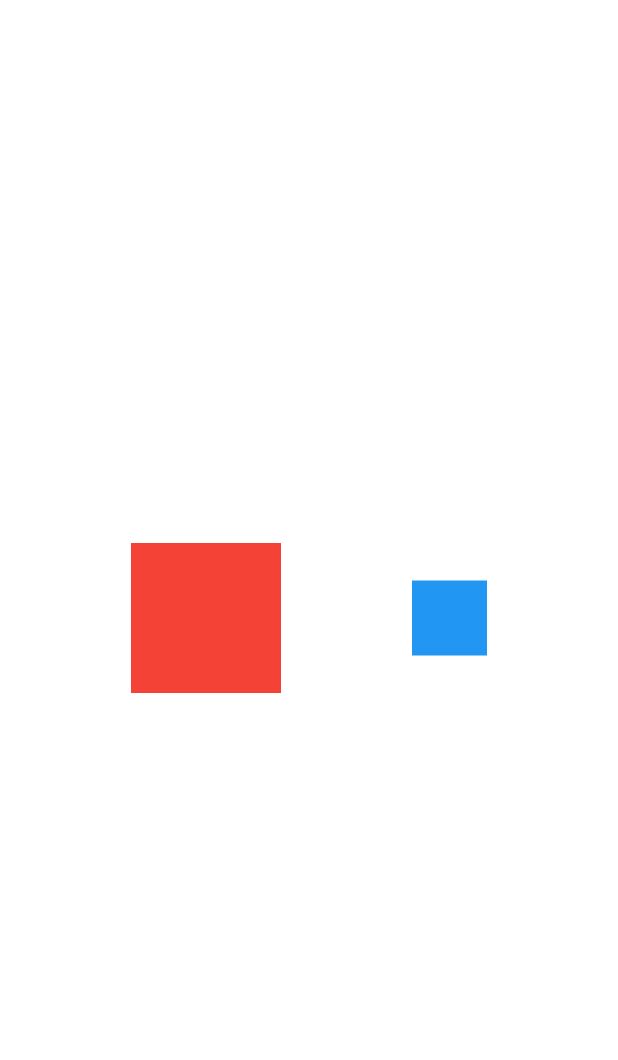
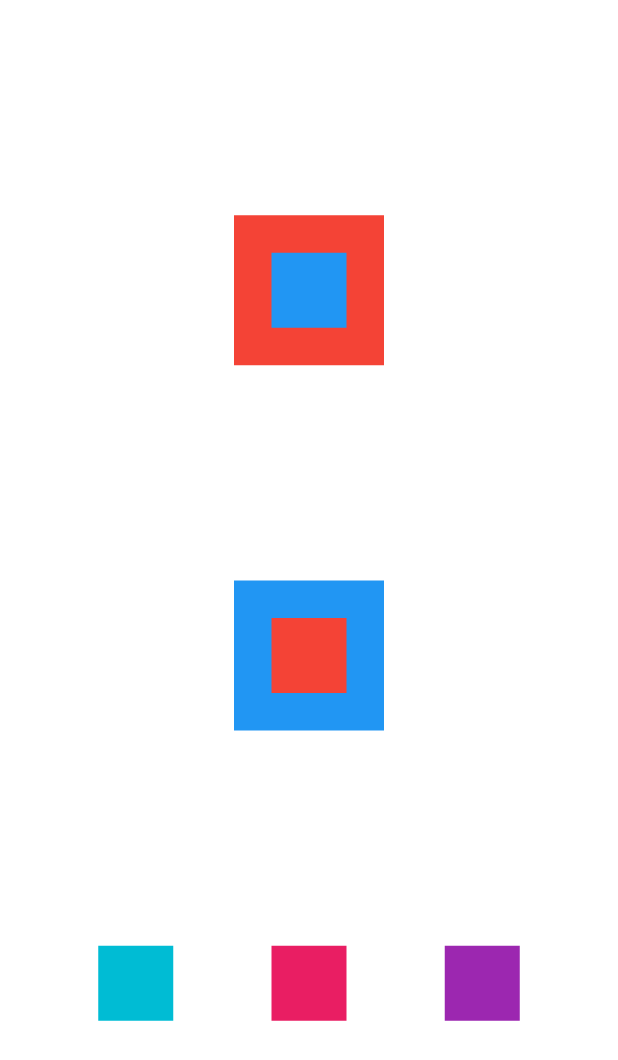
Before and after one commit to jmarciosilva/agendadorTarefas, a Flutter app: the screen it shows after launch, on a phone screen of 412 x 824 dp. Shown: the top 1060 px of the screen. Run offline on Flutter 3.47's test engine with Material 3 defaults, Android fonts, the phone set to English and light mode, and no system bars.

Commit message:
Utilizando Column, Stack, Row e Container - Aprendendo Alinhamento

```diff
--- a/lib/main.dart
+++ b/lib/main.dart
@@ -16,17 +16,60 @@ class MyApp extends StatelessWidget {
         colorScheme: ColorScheme.fromSeed(seedColor: Colors.deepPurple),
         useMaterial3: true,
       ),
-      home: Row(
+      home: Column(
         mainAxisAlignment: MainAxisAlignment.spaceEvenly,
         crossAxisAlignment: CrossAxisAlignment.center,
         children: [
-          Container(
-            color: Colors.red, width: 100, height: 100,
+          Stack(
+            alignment: AlignmentDirectional.center,
+            children: [
+              Container(
+                color: Colors.red,
+                width: 100,
+                height: 100,
+              ),
+              Container(
+                color: Colors.blue,
+                width: 50,
+                height: 50,
+              ),
+            ],
           ),
-          Container(
-            color: Colors.blue,
-            width: 50,
-            height: 50,
+          Stack(
+            alignment: AlignmentDirectional.center,
+            children: [
+              Container(
+                color: Colors.blue,
+                width: 100,
+                height: 100,
+              ),
+              Container(
+                color: Colors.red,
+                width: 50,
+                height: 50,
+              ),
+            ],
+          ),
+          Row(
+            mainAxisAlignment: MainAxisAlignment.spaceEvenly,
+            crossAxisAlignment: CrossAxisAlignment.center,
+            children: [
+              Container(
+                color: Colors.cyan,
+                height: 50,
+                width: 50,
+              ),
+              Container(
+                color: Colors.pink,
+                height: 50,
+                width: 50,
+              ),
+              Container(
+                color: Colors.purple,
+                height: 50,
+                width: 50,
+              ),
+            ],
           ),
         ],
       ),
```
